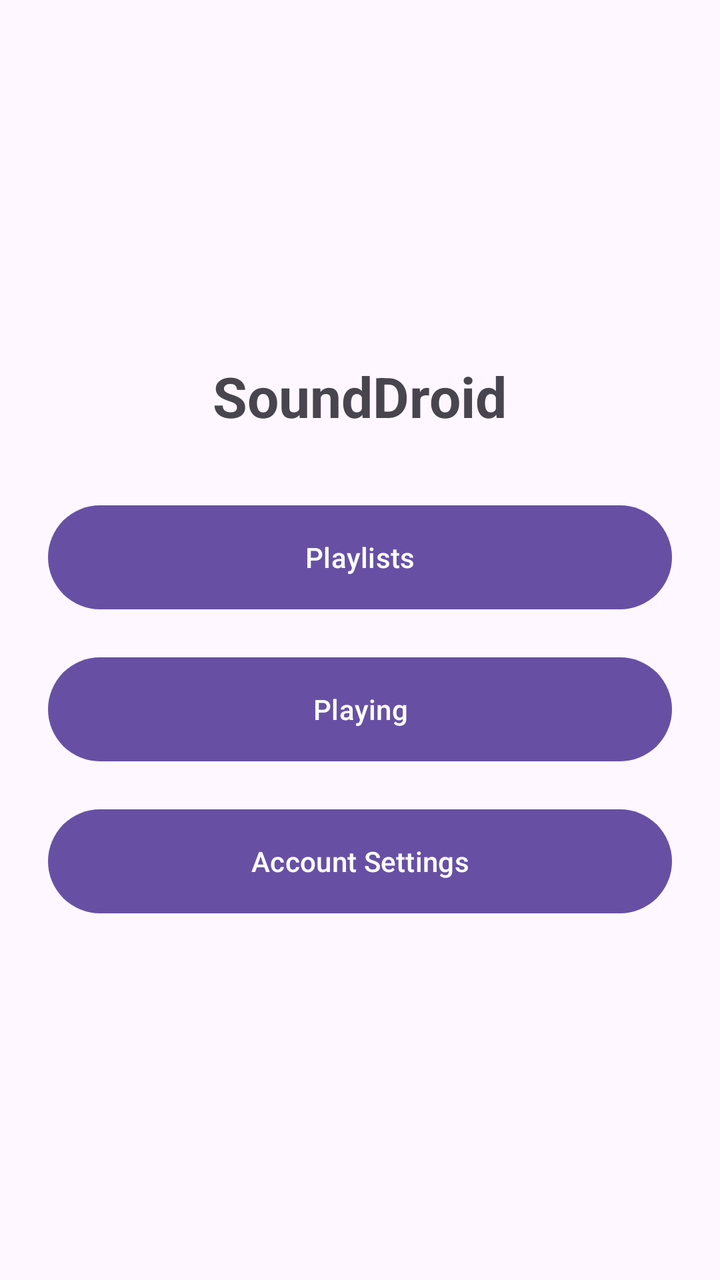
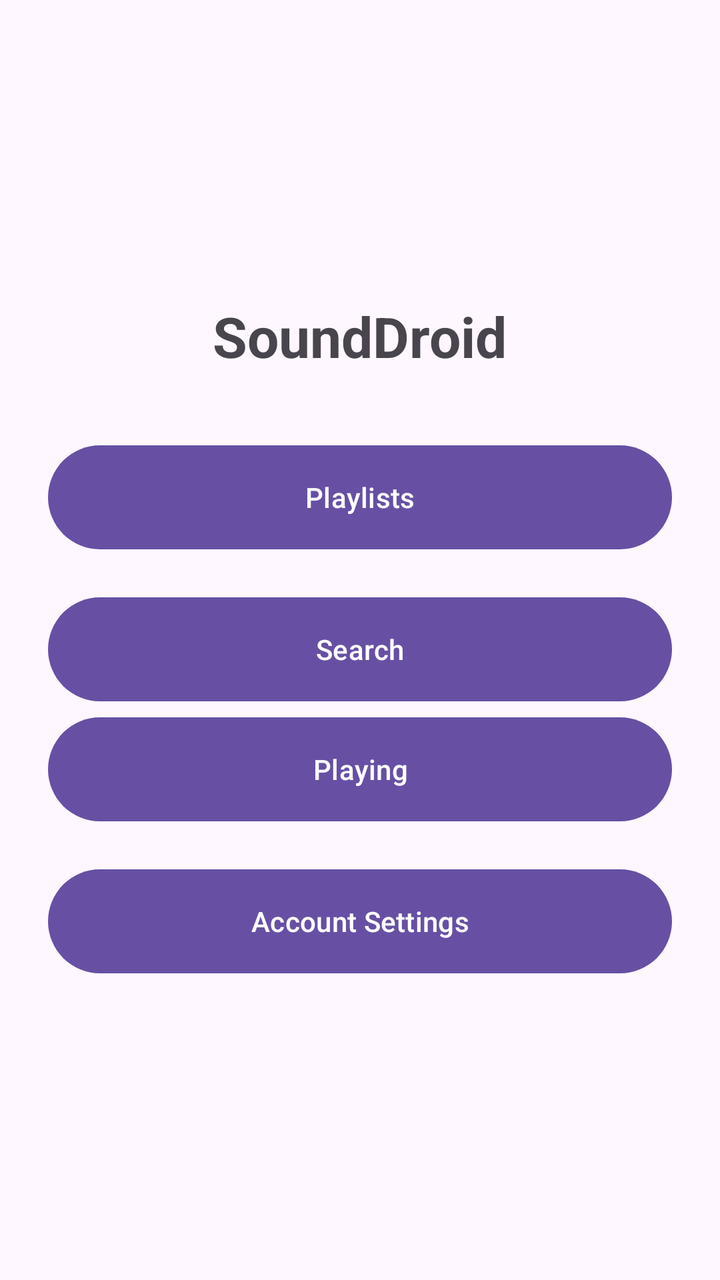

Screens rendered from an Android XML layout before and after an edit, with the pre-edit source and the edit as a unified diff.
<!-- AndroidManifest.xml: application theme Theme.DSSMV_ProjectDroid_1230628_1222027 -->
<!-- res/layout/activity_main.xml -->
<?xml version="1.0" encoding="utf-8"?>
<LinearLayout xmlns:android="http://schemas.android.com/apk/res/android"
              android:id="@+id/main"
              android:layout_width="match_parent"
              android:layout_height="match_parent"
              android:gravity="center"
              android:orientation="vertical"
              android:padding="24dp">

    <TextView
            android:layout_width="wrap_content"
            android:layout_height="wrap_content"
            android:layout_marginBottom="32dp"
            android:text="SoundDroid"
            android:textSize="28sp"
            android:textStyle="bold" />

    <Button
            android:id="@+id/btnPlaylists"
            android:layout_width="match_parent"
            android:layout_height="60dp"
            android:layout_marginBottom="16dp"
            android:text="Playlists" />

    <Button
            android:id="@+id/btnPlayer"
            android:layout_width="match_parent"
            android:layout_height="60dp"
            android:layout_marginBottom="16dp"
            android:text="Playing" />

    <Button
            android:id="@+id/btnSettings"
            android:layout_width="match_parent"
            android:layout_height="60dp"
            android:text="Account Settings" />

</LinearLayout>
<!-- resources referenced by this layout -->
<resources>
  <style name="Theme.DSSMV_ProjectDroid_1230628_1222027" parent="Base.Theme.DSSMV_ProjectDroid_1230628_1222027" />
  <style name="Base.Theme.DSSMV_ProjectDroid_1230628_1222027" parent="Theme.Material3.DayNight.NoActionBar">
          
          
      </style>
</resources>

<!-- the commit's change to res/layout/activity_main.xml (unified diff, before → after) -->
@@ -23,6 +23,12 @@
             android:text="Playlists" />
 
     <Button
+            android:id="@+id/btnSearch"
+            android:layout_width="match_parent"
+            android:layout_height="60dp"
+            android:text="Search" />
+
+    <Button
             android:id="@+id/btnPlayer"
             android:layout_width="match_parent"
             android:layout_height="60dp"
@@ -35,4 +41,5 @@
             android:layout_height="60dp"
             android:text="Account Settings" />
 
+
 </LinearLayout>
